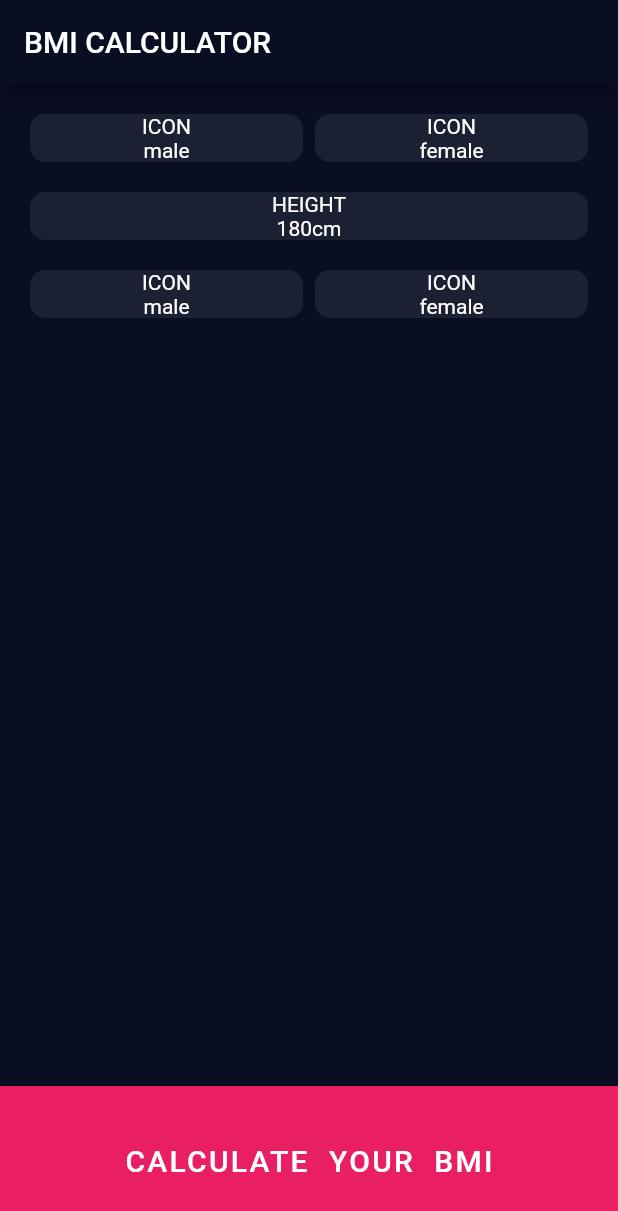
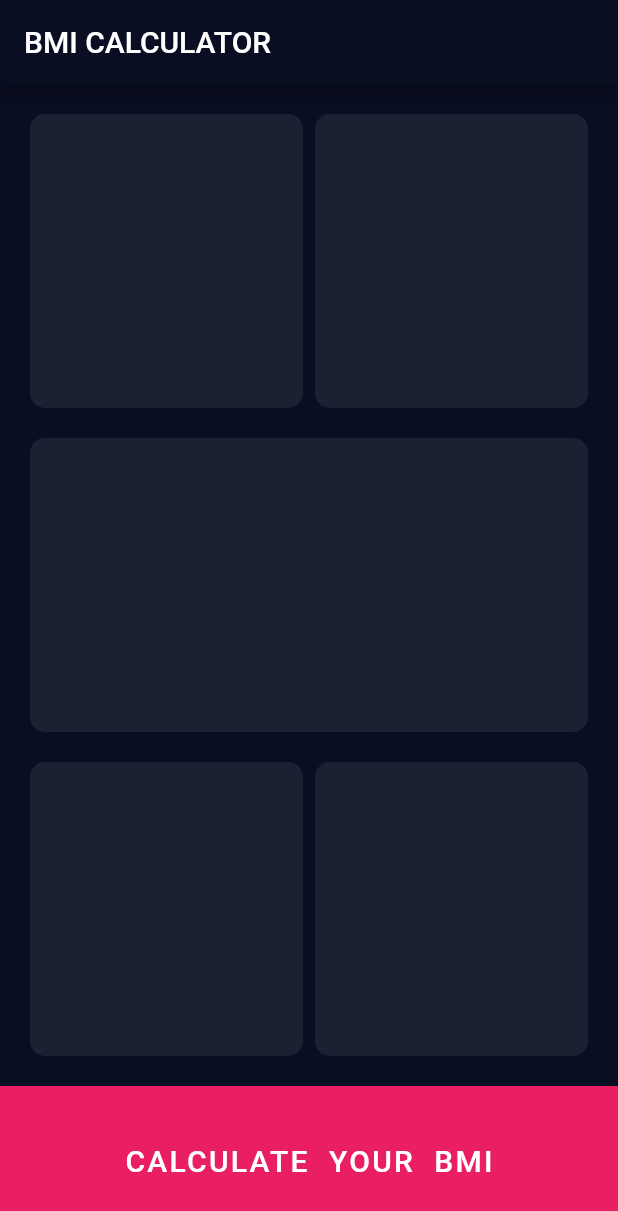
Before and after one commit to piotrstanny/flutter-bmi-calculator, a Flutter app: the screen it shows after launch, on a phone screen of 412 x 824 dp. Shown: the top 1211 px of the screen. Run offline on Flutter 3.47's test engine with Material 2 defaults, Android fonts, the phone set to English and light mode, and no system bars.

Commit message:
Refactor code by creating custom widget with extracted layout card

```diff
--- a/lib/input_page.dart
+++ b/lib/input_page.dart
@@ -17,102 +17,50 @@ class _InputPageState extends State<InputPage> {
         padding: const EdgeInsets.all(20.0),
         child: Column(
           children: <Widget>[
-            Row(
+            Expanded(
+              child: Row(
                 children: <Widget>[
                   Expanded(
-                  child: Container(
-                    decoration: BoxDecoration(
-                      color: Color(0xFF1C2033),
-                      borderRadius: BorderRadius.circular(10.0),
-                    ),
-                    child: Column(
-                      mainAxisAlignment: MainAxisAlignment.center,
-                      children: <Widget>[
-                        Text('ICON'),
-                        Text('male'),
-                      ],
-                    ),
-                  ),
+                    child: ReusableCard(colour: Color(0xFF1C2033)),
                   ),
                   SizedBox(
                     width: 8.0,
                   ),
                   Expanded(
-                  child: Container(
-                    decoration: BoxDecoration(
-                        color: Color(0xFF1C2033),
-                        borderRadius: BorderRadius.circular(10.0)),
-                    child: Column(
-                      mainAxisAlignment: MainAxisAlignment.center,
-                      children: <Widget>[
-                        Text('ICON'),
-                        Text('female'),
+                    child: ReusableCard(colour: Color(0xFF1C2033)),
+                  )
                 ],
               ),
-                  ),
-                )
-              ],
             ),
             SizedBox(
               height: 20.0,
             ),
-            Row(
+            Expanded(
+              child: Row(
                 children: <Widget>[
                   Expanded(
-                  child: Container(
-                    decoration: BoxDecoration(
-                      color: Color(0xFF1C2033),
-                      borderRadius: BorderRadius.circular(10.0),
+                    child: ReusableCard(colour: Color(0xFF1C2033)),
                   ),
-                    child: Column(
-                      mainAxisAlignment: MainAxisAlignment.center,
-                      children: <Widget>[
-                        Text('HEIGHT'),
-                        Text('180cm'),
                 ],
               ),
-                  ),
-                ),
-              ],
             ),
             SizedBox(
               height: 20.0,
             ),
-            Row(
+            Expanded(
+              child: Row(
                 children: <Widget>[
                   Expanded(
-                  child: Container(
-                    decoration: BoxDecoration(
-                      color: Color(0xFF1C2033),
-                      borderRadius: BorderRadius.circular(10.0),
-                    ),
-                    child: Column(
-                      mainAxisAlignment: MainAxisAlignment.center,
-                      children: <Widget>[
-                        Text('ICON'),
-                        Text('male'),
-                      ],
-                    ),
-                  ),
+                    child: ReusableCard(colour: Color(0xFF1C2033)),
                   ),
                   SizedBox(
                     width: 8.0,
                   ),
                   Expanded(
-                  child: Container(
-                    decoration: BoxDecoration(
-                        color: Color(0xFF1C2033),
-                        borderRadius: BorderRadius.circular(10.0)),
-                    child: Column(
-                      mainAxisAlignment: MainAxisAlignment.center,
-                      children: <Widget>[
-                        Text('ICON'),
-                        Text('female'),
+                    child: ReusableCard(colour: Color(0xFF1C2033)),
+                  )
                 ],
               ),
-                  ),
-                )
-              ],
             ),
           ],
         ),
@@ -146,3 +94,19 @@ class _InputPageState extends State<InputPage> {
     );
   }
 }
+
+class ReusableCard extends StatelessWidget {
+  final Color colour;
+  ReusableCard({@required this.colour});
+
+  @override
+  Widget build(BuildContext context) {
+    return Container(
+      decoration: BoxDecoration(
+        color: colour,
+        borderRadius: BorderRadius.circular(10.0),
+      ),
+      child: null,
+    );
+  }
+}
```
Lines whose indentation alone changed are shown as unchanged.
